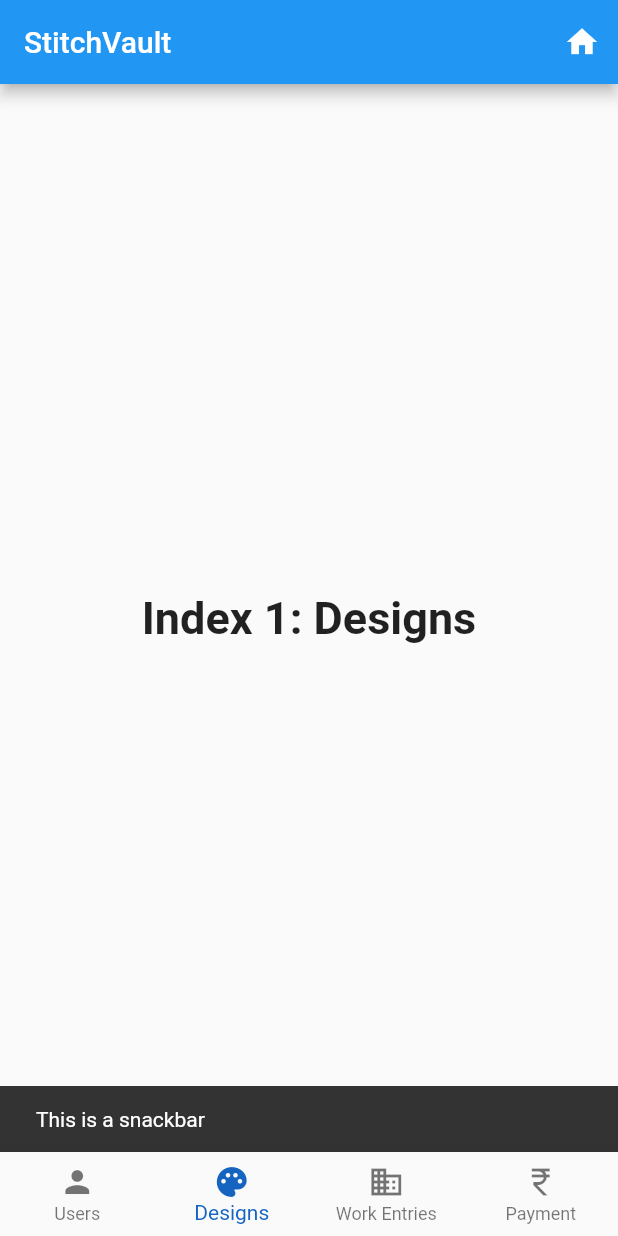
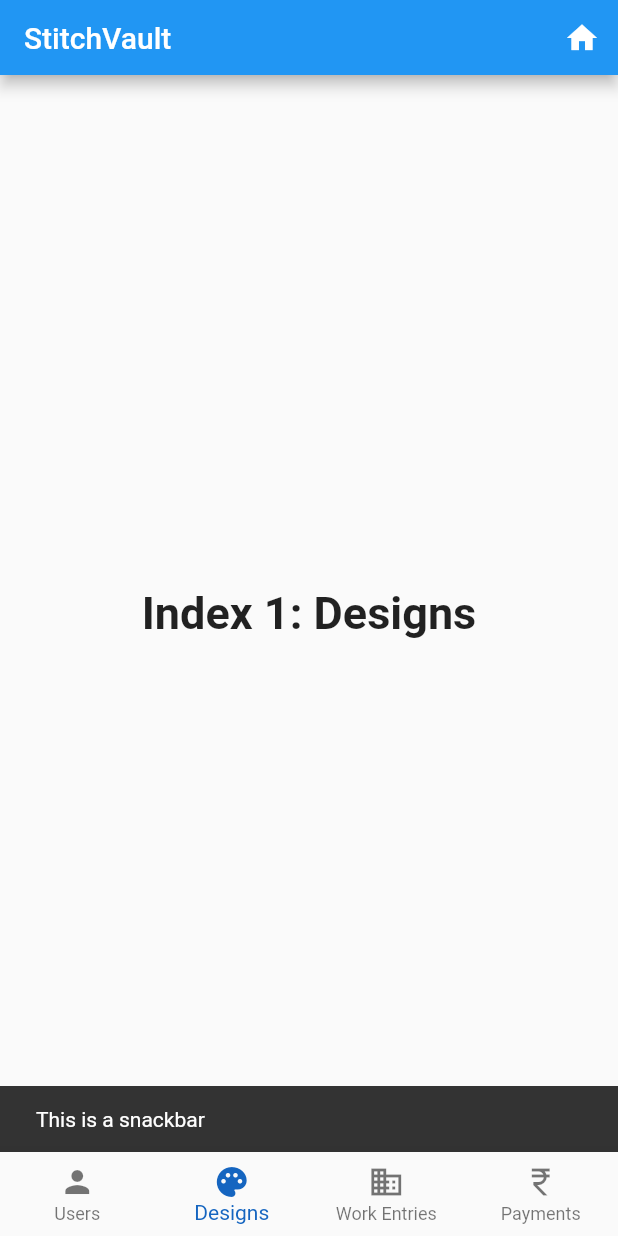
Before and after one commit to aagoel/StitchVault, a Flutter app: the screen it shows after launch, item 2 of the bottom bar chosen, after a tap on the "home" icon, on a phone screen of 412 x 824 dp. Run offline on Flutter 3.47's test engine with Material 2 defaults, Android fonts, the phone set to English and light mode, and no system bars.

Commit message:
push appbar chnages

```diff
--- a/lib/appbar.dart
+++ b/lib/appbar.dart
@@ -24,10 +24,9 @@ class BaseAppBar extends StatelessWidget implements PreferredSizeWidget {
           },
         )
       ],
-      backgroundColor: Colors.green,
     );
   }
 
   @override
-  Size get preferredSize => Size.fromHeight(preferredSize.height);
+  Size get preferredSize => const Size.fromHeight(50.0);
 }
--- a/lib/homepage.dart
+++ b/lib/homepage.dart
@@ -43,7 +43,7 @@ class _BottomNavigationBarExampleState
       style: optionStyle,
     ),
     Text(
-      'Index 3: Payment',
+      'Index 3: Payments',
       style: optionStyle,
     ),
   ];
@@ -57,19 +57,7 @@ class _BottomNavigationBarExampleState
   @override
   Widget build(BuildContext context) {
     return Scaffold(
-      appBar: AppBar(
-        title: const Text('StitchVault'),
-        actions: <Widget>[
-          IconButton(
-            icon: const Icon(Icons.home),
-            tooltip: 'Home Page',
-            onPressed: () {
-              ScaffoldMessenger.of(context).showSnackBar(
-                  const SnackBar(content: Text('This is a snackbar')));
-            },
-          )
-        ],
-      ),
+      appBar: const BaseAppBar(),
       body: Center(
         child: _widgetOptions.elementAt(_selectedIndex),
       ),
@@ -90,7 +78,7 @@ class _BottomNavigationBarExampleState
           ),
           BottomNavigationBarItem(
             icon: Icon(Icons.currency_rupee_outlined),
-            label: 'Payment',
+            label: 'Payments',
           ),
         ],
         currentIndex: _selectedIndex,
```
